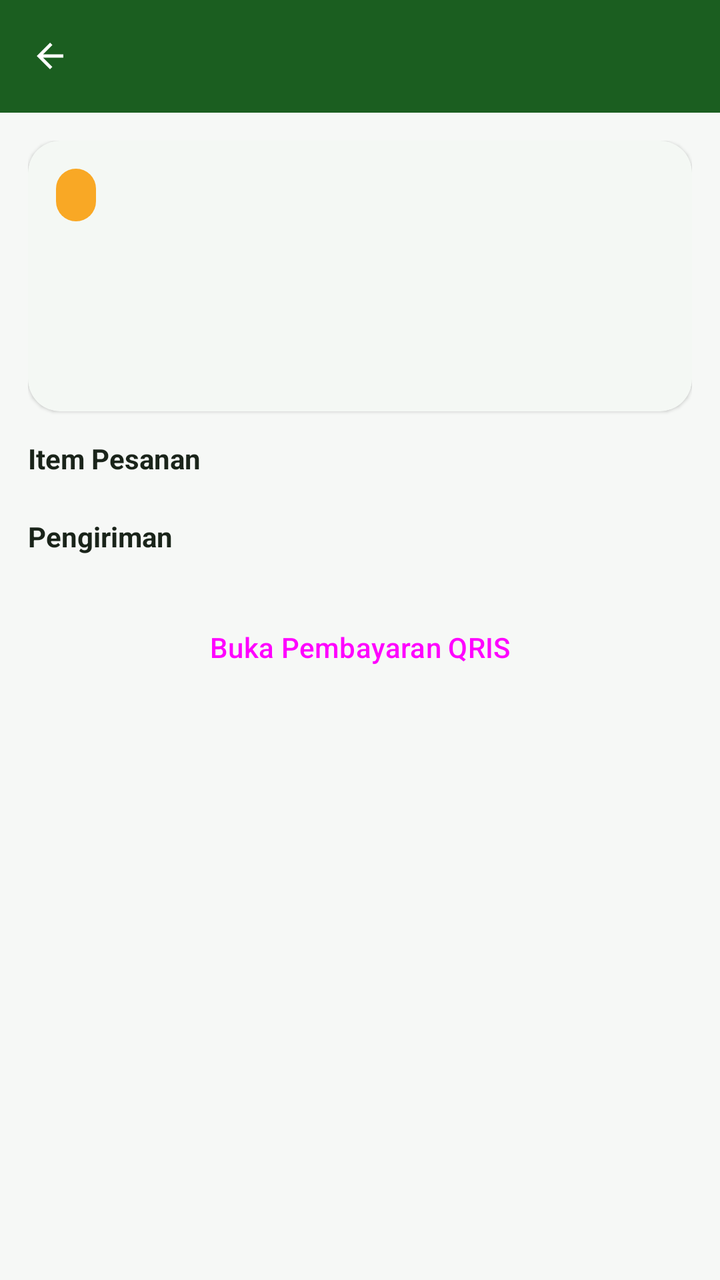
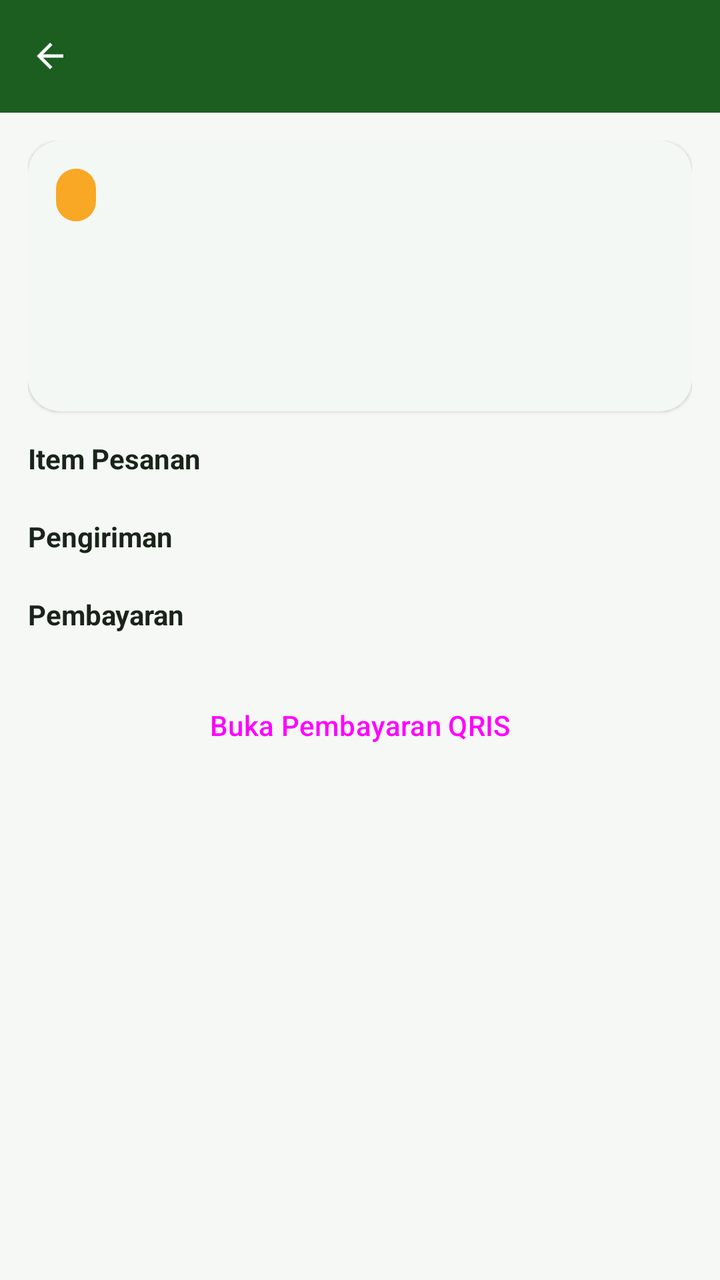

An Android layout rendered at two revisions. The XML below is the earlier revision; the diff shows what the commit changed to produce the second picture.
<!-- AndroidManifest.xml: application theme Theme.Herbalindo -->
<!-- res/layout/activity_order_detail.xml -->
<?xml version="1.0" encoding="utf-8"?>
<LinearLayout xmlns:android="http://schemas.android.com/apk/res/android"
    android:layout_width="match_parent"
    android:layout_height="match_parent"
    android:background="@color/bg"
    android:orientation="vertical">

    <include layout="@layout/component_toolbar" />

    <ScrollView
        android:layout_width="match_parent"
        android:layout_height="0dp"
        android:layout_weight="1">

        <LinearLayout
            android:layout_width="match_parent"
            android:layout_height="wrap_content"
            android:orientation="vertical"
            android:padding="14dp">

            <com.google.android.material.card.MaterialCardView
                style="@style/Widget.Herbalindo.Card"
                android:layout_width="match_parent"
                android:layout_height="wrap_content">

                <LinearLayout
                    android:layout_width="match_parent"
                    android:layout_height="wrap_content"
                    android:orientation="vertical"
                    android:padding="14dp">

                    <TextView
                        android:id="@+id/od_status"
                        android:layout_width="wrap_content"
                        android:layout_height="wrap_content"
                        android:background="@drawable/bg_accent_pill"
                        android:paddingStart="10dp"
                        android:paddingTop="5dp"
                        android:paddingEnd="10dp"
                        android:paddingBottom="5dp"
                        android:textColor="@color/text_primary"
                        android:textSize="12sp"
                        android:textStyle="bold" />

                    <TextView
                        android:id="@+id/od_number"
                        android:layout_width="match_parent"
                        android:layout_height="wrap_content"
                        android:layout_marginTop="8dp"
                        android:textColor="@color/text_primary"
                        android:textSize="16sp"
                        android:textStyle="bold" />

                    <TextView
                        android:id="@+id/od_created"
                        android:layout_width="match_parent"
                        android:layout_height="wrap_content"
                        android:textColor="@color/text_secondary"
                        android:textSize="12sp" />

                    <TextView
                        android:id="@+id/od_total"
                        android:layout_width="match_parent"
                        android:layout_height="wrap_content"
                        android:layout_marginTop="8dp"
                        android:textColor="@color/brand_green_dark"
                        android:textSize="20sp"
                        android:textStyle="bold" />
                </LinearLayout>
            </com.google.android.material.card.MaterialCardView>

            <TextView
                android:layout_width="match_parent"
                android:layout_height="wrap_content"
                android:layout_marginTop="14dp"
                android:text="Item Pesanan"
                android:textColor="@color/text_primary"
                android:textStyle="bold" />

            <LinearLayout
                android:id="@+id/od_items"
                android:layout_width="match_parent"
                android:layout_height="wrap_content"
                android:layout_marginTop="6dp"
                android:orientation="vertical" />

            <TextView
                android:layout_width="match_parent"
                android:layout_height="wrap_content"
                android:layout_marginTop="14dp"
                android:text="Pengiriman"
                android:textColor="@color/text_primary"
                android:textStyle="bold" />

            <LinearLayout
                android:id="@+id/od_shipping"
                android:layout_width="match_parent"
                android:layout_height="wrap_content"
                android:layout_marginTop="6dp"
                android:orientation="vertical" />

            <Button
                android:id="@+id/od_pay"
                style="@style/Widget.Herbalindo.Button"
                android:layout_width="match_parent"
                android:layout_height="wrap_content"
                android:layout_marginTop="16dp"
                android:text="Buka Pembayaran QRIS" />
        </LinearLayout>
    </ScrollView>
</LinearLayout>
<!-- res/layout/component_toolbar.xml (included above) -->
<?xml version="1.0" encoding="utf-8"?>
<LinearLayout xmlns:android="http://schemas.android.com/apk/res/android"
    android:layout_width="match_parent"
    android:layout_height="wrap_content"
    android:background="@color/brand_green_dark"
    android:gravity="center_vertical"
    android:orientation="horizontal"
    android:paddingStart="10dp"
    android:paddingTop="10dp"
    android:paddingEnd="12dp"
    android:paddingBottom="10dp">

    <ImageView
        android:id="@+id/toolbar_back"
        android:layout_width="30dp"
        android:layout_height="30dp"
        android:contentDescription="@string/close"
        android:padding="5dp"
        android:src="@drawable/ic_arrow_back" />

    <LinearLayout
        android:layout_width="0dp"
        android:layout_height="wrap_content"
        android:layout_marginStart="6dp"
        android:layout_weight="1"
        android:orientation="vertical">

        <TextView
            android:id="@+id/toolbar_title"
            android:layout_width="match_parent"
            android:layout_height="wrap_content"
            android:textColor="@color/text_on_brand"
            android:textSize="16sp"
            android:textStyle="bold" />

        <TextView
            android:id="@+id/toolbar_sub"
            android:layout_width="match_parent"
            android:layout_height="wrap_content"
            android:textColor="@color/brand_green_pale"
            android:textSize="11sp" />
    </LinearLayout>

    <TextView
        android:id="@+id/toolbar_action"
        android:layout_width="wrap_content"
        android:layout_height="wrap_content"
        android:background="@drawable/bg_accent_pill"
        android:paddingStart="10dp"
        android:paddingTop="5dp"
        android:paddingEnd="10dp"
        android:paddingBottom="5dp"
        android:textColor="@color/text_primary"
        android:textSize="11sp"
        android:textStyle="bold"
        android:visibility="gone" />
</LinearLayout>
<!-- resources referenced by this layout -->
<resources>
  <color name="bg">#F6F8F6</color>
  <color name="brand_green_dark">#1B5E20</color>
  <color name="brand_green_pale">#E8F5E9</color>
  <color name="text_on_brand">#FFFFFF</color>
  <color name="text_primary">#1A241A</color>
  <color name="text_secondary">#5C6B5C</color>
  <!-- drawable bg_accent_pill (drawable) -->
  <?xml version="1.0" encoding="utf-8"?>
  <shape xmlns:android="http://schemas.android.com/apk/res/android" android:shape="rectangle">
      <solid android:color="@color/brand_accent" />
      <corners android:radius="10dp" />
  </shape>
  <!-- drawable ic_arrow_back (drawable) -->
  <?xml version="1.0" encoding="utf-8"?>
  <vector xmlns:android="http://schemas.android.com/apk/res/android"
      android:width="24dp"
      android:height="24dp"
      android:viewportWidth="24"
      android:viewportHeight="24">
      <path
          android:fillColor="#FFFFFF"
          android:pathData="M20,11H7.83l5.59,-5.59L12,4l-8,8 8,8 1.41,-1.41L7.83,13H20v-2z" />
  </vector>
  <string name="close">Tutup</string>
  <style name="Widget.Herbalindo.Button" parent="Widget.Material3.Button">
          <item name="android:textAllCaps">false</item>
          <item name="android:minHeight">48dp</item>
          <item name="cornerRadius">12dp</item>
      </style>
  <style name="Widget.Herbalindo.Card" parent="Widget.Material3.CardView.Elevated">
          <item name="cardCornerRadius">16dp</item>
          <item name="cardElevation">1dp</item>
          <item name="cardBackgroundColor">@color/surface</item>
      </style>
  <style name="Theme.Herbalindo" parent="Theme.Material3.Light.NoActionBar">
          <item name="colorPrimary">@color/brand_green</item>
          <item name="colorPrimaryDark">@color/brand_green_dark</item>
          <item name="colorOnPrimary">@color/text_on_brand</item>
          <item name="colorSecondary">@color/brand_accent</item>
          <item name="colorOnSecondary">@color/text_primary</item>
          <item name="colorSurface">@color/surface</item>
          <item name="colorOnSurface">@color/text_primary</item>
          <item name="android:colorBackground">@color/bg</item>
          <item name="android:statusBarColor">@color/brand_green_dark</item>
          <item name="android:navigationBarColor">@color/surface</item>
          <item name="android:windowLightStatusBar" tools:targetApi="m">false</item>
          <item name="android:windowBackground">@color/bg</item>
      </style>
  <color name="brand_accent">#F9A825</color>
  <color name="surface">#FFFFFF</color>
  <color name="brand_green">#2E7D32</color>
</resources>

<!-- the commit's change to res/layout/activity_order_detail.xml (unified diff, before → after) -->
@@ -99,6 +99,21 @@
                 android:layout_marginTop="6dp"
                 android:orientation="vertical" />
 
+            <TextView
+                android:layout_width="match_parent"
+                android:layout_height="wrap_content"
+                android:layout_marginTop="14dp"
+                android:text="Pembayaran"
+                android:textColor="@color/text_primary"
+                android:textStyle="bold" />
+
+            <LinearLayout
+                android:id="@+id/od_payment"
+                android:layout_width="match_parent"
+                android:layout_height="wrap_content"
+                android:layout_marginTop="6dp"
+                android:orientation="vertical" />
+
             <Button
                 android:id="@+id/od_pay"
                 style="@style/Widget.Herbalindo.Button"
